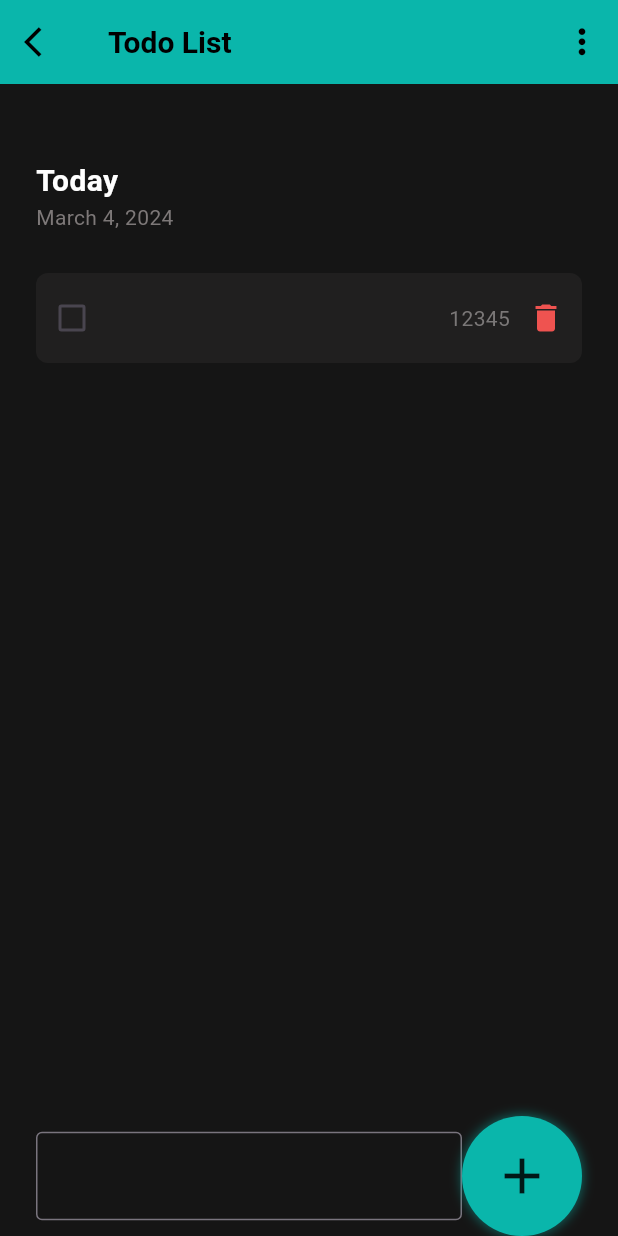
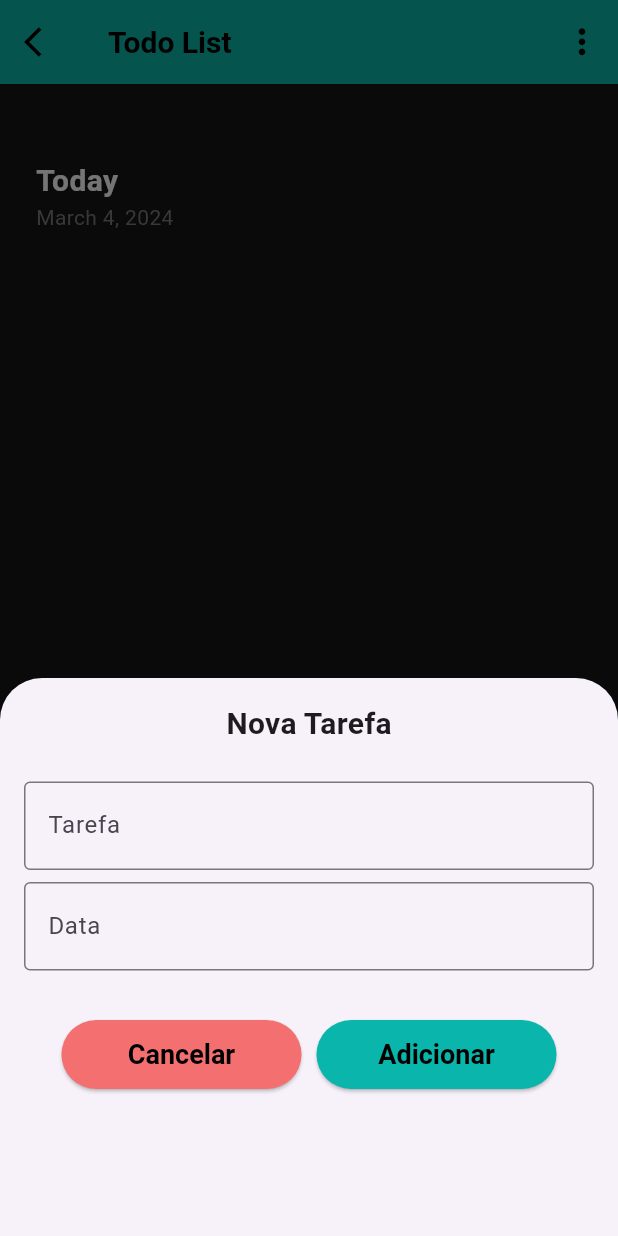
Before and after one commit to dionedev/ToDo_List, a Flutter app: the screen it shows after launch, after a tap on the "add" icon, on a phone screen of 412 x 824 dp. Run offline on Flutter 3.47's test engine with Material 3 defaults, Android fonts, the phone set to English and light mode, and no system bars.

Commit message:
feat: adiciona modal para criar novas tarefas

```diff
--- a/lib/pages/todolist_page.dart
+++ b/lib/pages/todolist_page.dart
@@ -17,15 +17,17 @@ class Task {
 }
 
 class _ToDoListPageState extends State<ToDoListPage> {
-  TextEditingController taskController = TextEditingController();
+  TextEditingController taskNameController = TextEditingController();
+  TextEditingController taskDateController = TextEditingController();
 
   List<Task> toDoList = [];
 
   void addTask() {
-    Task task = Task(taskController.text, '12345', false);
+    Task task = Task(taskNameController.text, taskDateController.text, false);
     setState(() {
       toDoList.add(task);
-      taskController.clear();
+      taskNameController.clear();
+      taskDateController.clear();
     });
   }
 
@@ -124,29 +126,113 @@ class _ToDoListPageState extends State<ToDoListPage> {
                 ),
               ),
               Row(
+                mainAxisAlignment: MainAxisAlignment.end,
                 children: [
-                  Expanded(
+                  GestureDetector(
+                    onTap: () {
+                      showModalBottomSheet(
+                        context: context,
+                        builder: (BuildContext context) {
+                          return Padding(
+                            padding: const EdgeInsets.all(16.0),
+                            child: SizedBox(
+                              height: 340,
+                              width: double.infinity,
+                              child: Column(
+                                children: [
+                                  const Text(
+                                    'Nova Tarefa',
+                                    style: TextStyle(
+                                      fontSize: 20,
+                                      fontWeight: FontWeight.w600,
+                                    ),
+                                  ),
+                                  Padding(
+                                    padding: const EdgeInsets.only(
+                                        top: 24, bottom: 8),
                                     child: TextField(
-                      controller: taskController,
+                                      controller: taskNameController,
                                       style: const TextStyle(
                                         color: Color.fromRGBO(175, 174, 174, 1),
                                         fontSize: 18,
                                       ),
                                       decoration: const InputDecoration(
+                                        labelText: 'Tarefa',
+                                        hintText: 'Digite o nome da tarefa',
                                         border: OutlineInputBorder(),
                                       ),
                                     ),
                                   ),
-                  GestureDetector(
-                    onTap: () {
+                                  TextField(
+                                    controller: taskDateController,
+                                    style: const TextStyle(
+                                      color: Color.fromRGBO(175, 174, 174, 1),
+                                      fontSize: 18,
+                                    ),
+                                    decoration: const InputDecoration(
+                                      labelText: 'Data',
+                                      hintText: 'dd/mm/aa ',
+                                      border: OutlineInputBorder(),
+                                    ),
+                                  ),
+                                  const SizedBox(
+                                    height: 32,
+                                  ),
+                                  Row(
+                                    mainAxisAlignment: MainAxisAlignment.center,
+                                    children: [
+                                      Padding(
+                                        padding:
+                                            const EdgeInsets.only(right: 10),
+                                        child: ElevatedButton(
+                                          style: ElevatedButton.styleFrom(
+                                            fixedSize: const Size(160, 46),
+                                            foregroundColor: Colors.black,
+                                            backgroundColor:
+                                                const Color.fromRGBO(
+                                                    244, 112, 112, 1),
+                                            textStyle: const TextStyle(
+                                              fontSize: 18,
+                                              fontWeight: FontWeight.bold,
+                                            ),
+                                          ),
+                                          onPressed: () {
+                                            Navigator.pop(context);
+                                          },
+                                          child: const Text('Cancelar'),
+                                        ),
+                                      ),
+                                      ElevatedButton(
+                                        style: ElevatedButton.styleFrom(
+                                          fixedSize: const Size(160, 46),
+                                          foregroundColor: Colors.black,
+                                          backgroundColor: const Color.fromRGBO(
+                                              10, 182, 171, 1),
+                                          textStyle: const TextStyle(
+                                            fontSize: 18,
+                                            fontWeight: FontWeight.bold,
+                                          ),
+                                        ),
+                                        onPressed: () {
                                           addTask();
                                         },
+                                        child: const Text('Adicionar'),
+                                      ),
+                                    ],
+                                  ),
+                                ],
+                              ),
+                            ),
+                          );
+                        },
+                      );
+                    },
                     child: Container(
-                      width: 80,
-                      height: 80,
+                      width: 70,
+                      height: 70,
                       decoration: BoxDecoration(
                         color: const Color.fromRGBO(10, 182, 171, 1),
-                        borderRadius: BorderRadius.circular(40),
+                        borderRadius: BorderRadius.circular(35),
                         boxShadow: const [
                           BoxShadow(
                             color: Color.fromRGBO(10, 182, 171, 0.5),
```
Lines whose indentation alone changed are shown as unchanged.
